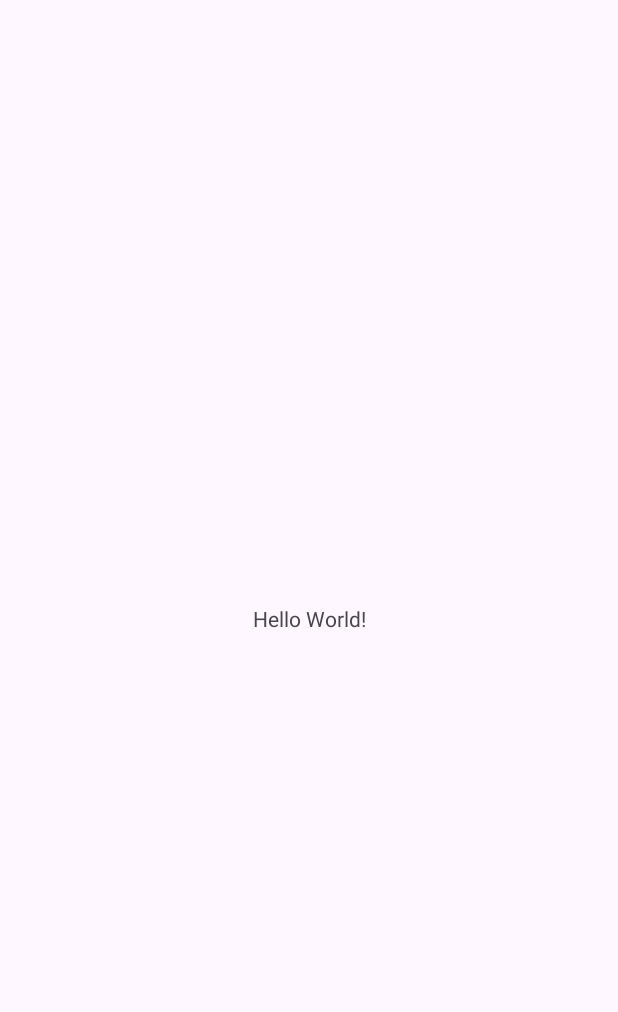
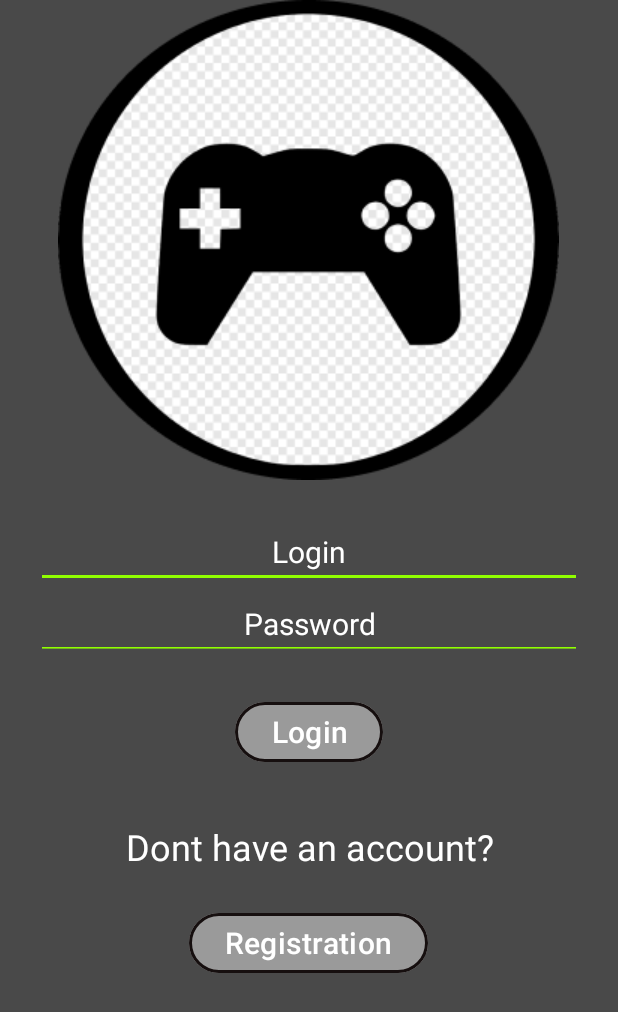
Before and after one commit to plumsoftware/Game-Lab, an Android app: the screen it shows after launch (MainActivity), on a phone screen of 412 x 824 dp. Before the commit the part shown is almost empty. Shown: the top 1012 px of the screen. Run offline under Robolectric (Android 15) with nearby library versions, the phone set to English and light mode, and no system bars.

Commit message:
Добавил экран входа

```diff
--- /dev/null
+++ b/app/src/main/java/com/example/gamelab/activity/MainActivity.kt
@@ -0,0 +1,44 @@
+package com.example.gamelab.activity
+
+import android.content.Context
+import android.content.Intent
+import android.os.Bundle
+import android.widget.Button
+import android.widget.EditText
+import android.widget.Toast
+import androidx.appcompat.app.AppCompatActivity
+import com.example.gamelab.R
+
+class MainActivity : AppCompatActivity() {
+    override fun onCreate(savedInstanceState: Bundle?) {
+        super.onCreate(savedInstanceState)
+        setContentView(R.layout.activity_main)
+
+        val editTextTextLogin = findViewById<EditText>(R.id.editTextTextLogin)
+        val editTextTextPassword = findViewById<EditText>(R.id.editTextTextPassword)
+        val buttonLogin = findViewById<Button>(R.id.buttonLogin)
+        val buttonRegister = findViewById<Button>(R.id.buttonRegister)
+
+        buttonLogin.setOnClickListener {
+            val login = editTextTextLogin.text.toString()
+            val password = editTextTextPassword.text.toString()
+
+            if (login.isNotEmpty() && password.isNotEmpty()) {
+                val sp = getSharedPreferences("user", Context.MODE_PRIVATE)
+                val l = sp.getString("login", "")
+                val p = sp.getString("password", "")
+
+                if (p.equals(password) && l.equals(login)) {
+                    startActivity(Intent(this, CatalogActivity::class.java))
+                    finish()
+                } else {
+                    Toast.makeText(this, "Неверный логин или пароль", Toast.LENGTH_LONG).show()
+                }
+            }
+        }
+        buttonRegister.setOnClickListener {
+            startActivity(Intent(this, RegisterActivity::class.java))
+            finish()
+        }
+    }
+}
--- a/app/src/main/res/layout/activity_main.xml
+++ b/app/src/main/res/layout/activity_main.xml
@@ -5,15 +5,87 @@
     android:id="@+id/main"
     android:layout_width="match_parent"
     android:layout_height="match_parent"
-    tools:context=".MainActivity">
+    android:background="@color/background"
+    tools:context=".activity.MainActivity">
 
-    <TextView
-        android:layout_width="wrap_content"
-        android:layout_height="wrap_content"
-        android:text="Hello World!"
+    <LinearLayout
+        android:layout_width="match_parent"
+        android:layout_height="match_parent"
+        android:gravity="center|top"
+        android:orientation="vertical"
+        android:paddingStart="24dp"
+        android:paddingEnd="24dp"
         app:layout_constraintBottom_toBottomOf="parent"
         app:layout_constraintEnd_toEndOf="parent"
         app:layout_constraintStart_toStartOf="parent"
-        app:layout_constraintTop_toTopOf="parent" />
+        app:layout_constraintTop_toTopOf="parent">
+
+        <ImageView
+            android:id="@+id/imageView"
+            android:layout_width="wrap_content"
+            android:layout_height="wrap_content"
+            android:layout_marginBottom="24dp"
+            app:srcCompat="@drawable/logo" />
+
+        <EditText
+            android:id="@+id/editTextTextLogin"
+            android:layout_width="match_parent"
+            android:layout_height="wrap_content"
+            android:backgroundTint="#90FF00"
+            android:ems="10"
+            android:gravity="center"
+            android:hint="Login"
+            android:inputType="text"
+            android:textColorHint="@color/text_color"
+            android:textSize="20sp" />
+
+        <EditText
+            android:id="@+id/editTextTextPassword"
+            android:layout_width="match_parent"
+            android:layout_height="wrap_content"
+            android:layout_marginBottom="24dp"
+            android:backgroundTint="#90FF00"
+            android:ems="10"
+            android:gravity="center"
+            android:hint="Password"
+            android:inputType="textPassword"
+            android:textColorHint="@color/text_color"
+            android:textSize="20sp" />
+
+        <Button
+            android:id="@+id/buttonLogin"
+            android:layout_width="wrap_content"
+            android:layout_height="wrap_content"
+            android:layout_marginBottom="36dp"
+            android:backgroundTint="@color/primary"
+            android:text="Login"
+            android:textColor="@color/text_color"
+            android:textSize="20sp"
+            app:cornerRadius="22dp"
+            app:strokeColor="#160F0F"
+            app:strokeWidth="2dp" />
+
+        <TextView
+            android:id="@+id/textView"
+            android:layout_width="match_parent"
+            android:layout_height="wrap_content"
+            android:gravity="center"
+            android:text="Dont have an account?"
+            android:textSize="24sp" />
+
+        <Button
+            android:id="@+id/buttonRegister"
+            android:layout_width="wrap_content"
+            android:layout_height="wrap_content"
+            android:layout_marginTop="24dp"
+            android:layout_marginBottom="0dp"
+            android:backgroundTint="@color/primary"
+            android:text="Registration"
+            android:textColor="@color/text_color"
+            android:textSize="20sp"
+            app:cornerRadius="22dp"
+            app:strokeColor="#160F0F"
+            app:strokeWidth="2dp" />
+    </LinearLayout>
 
 </androidx.constraintlayout.widget.ConstraintLayout>
--- a/app/src/main/res/values-night/themes.xml
+++ /dev/null
@@ -1,7 +0,0 @@
-<resources xmlns:tools="http://schemas.android.com/tools">
-    <!-- Base application theme. -->
-    <style name="Base.Theme.GameLab" parent="Theme.Material3.DayNight.NoActionBar">
-        <!-- Customize your dark theme here. -->
-        <!-- <item name="colorPrimary">@color/my_dark_primary</item> -->
-    </style>
-</resources>
--- a/app/src/main/res/values/colors.xml
+++ b/app/src/main/res/values/colors.xml
@@ -1,5 +1,9 @@
 <?xml version="1.0" encoding="utf-8"?>
 <resources>
-    <color name="black">#FF000000</color>
+    <color name="black">#9A9A9A</color>
     <color name="white">#FFFFFFFF</color>
+
+    <color name="primary">#9A9A9A</color>
+    <color name="background">#494949</color>
+    <color name="text_color">#FFFFFF</color>
 </resources>
--- a/app/src/main/res/values/themes.xml
+++ b/app/src/main/res/values/themes.xml
@@ -1,8 +1,10 @@
 <resources xmlns:tools="http://schemas.android.com/tools">
     <!-- Base application theme. -->
     <style name="Base.Theme.GameLab" parent="Theme.Material3.DayNight.NoActionBar">
-        <!-- Customize your light theme here. -->
-        <!-- <item name="colorPrimary">@color/my_light_primary</item> -->
+        <item name="colorPrimary">@color/primary</item>
+        <item name="colorOnBackground">@color/white</item>
+        <item name="backgroundColor">@color/background</item>
+        <item name="android:textColor">@color/text_color</item>
     </style>
 
     <style name="Theme.GameLab" parent="Base.Theme.GameLab" />
```
Also changed, not shown: app/src/main/AndroidManifest.xml (+7 -1 lines), app/src/main/java/com/example/gamelab/activity/CatalogActivity.kt (renamed from app/src/main/java/com/example/gamelab/MainActivity.kt, +4 -3 lines), app/src/main/java/com/example/gamelab/activity/RegisterActivity.kt (added, +14 -0 lines), app/src/main/java/com/example/gamelab/adapter/GameGenre.kt (added, +24 -0 lines), app/src/main/java/com/example/gamelab/model/Game.kt (added, +8 -0 lines), app/src/main/res/layout/activity_catalog.xml (added, +10 -0 lines), app/src/main/res/layout/activity_register.xml (added, +10 -0 lines), app/src/main/res/drawable/logo.png (added).
